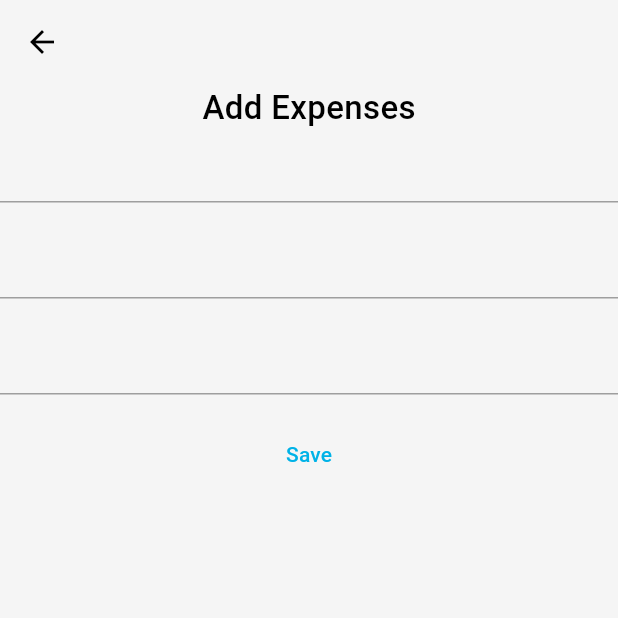
After one commit to W-Nyaguthii/Finance_Tracker, a Flutter app: the AddExpense screen opened directly, on a phone screen of 412 x 824 dp, the top half of it. The commit adds this screen. Run offline on Flutter 3.47's test engine with Material 3 defaults, Android fonts, the phone set to English and light mode, and no system bars; our stand-ins replace fl_chart, font_awesome_flutter.

Commit message:
Added expenses popup screen

```diff
--- /dev/null
+++ b/lib/screens/add_expense/views/add_expense.dart
@@ -0,0 +1,34 @@
+import 'package:flutter/material.dart';
+
+class AddExpense extends StatelessWidget {
+  const AddExpense({super.key});
+
+  @override
+  Widget build(BuildContext context) {
+    return Scaffold(
+      backgroundColor: Theme.of(context).colorScheme.surface,
+      appBar: AppBar(
+        backgroundColor: Theme.of(context).colorScheme.surface,
+      ),
+      body: Column(
+        crossAxisAlignment: CrossAxisAlignment.center,
+        children: [
+          Text(
+            "Add Expenses",
+            style: TextStyle(fontSize: 22, fontWeight: FontWeight.w500),
+          ),
+          TextFormField(),
+          SizedBox(height: 16),
+          TextFormField(),
+          SizedBox(height: 16),
+          TextFormField(),
+          SizedBox(height: 16),
+          TextButton(
+            onPressed: () {},
+            child: Text("Save"),
+          ),
+        ],
+      ),
+    );
+  }
+}
--- a/lib/screens/home/views/home_screen.dart
+++ b/lib/screens/home/views/home_screen.dart
@@ -1,5 +1,6 @@
 import 'dart:math';
 
+import 'package:finance_tracker/screens/add_expense/views/add_expense.dart';
 import 'package:finance_tracker/screens/home/views/main_screen.dart';
 import 'package:flutter/material.dart';
 import 'package:flutter/cupertino.dart';
@@ -56,7 +57,15 @@ class _HomeScreenState extends State<HomeScreen> {
       floatingActionButton: FloatingActionButton(
         mini: true,
         onPressed: () {
-          // Action for the floating action button
+          Navigator.push(
+            context,
+            MaterialPageRoute<void>(
+              builder: (
+                BuildContext context,
+              ) =>
+                  const AddExpense(),
+            ),
+          );
         },
         shape: RoundedRectangleBorder(
           borderRadius: BorderRadius.circular(15), //rounding effect on +
```
